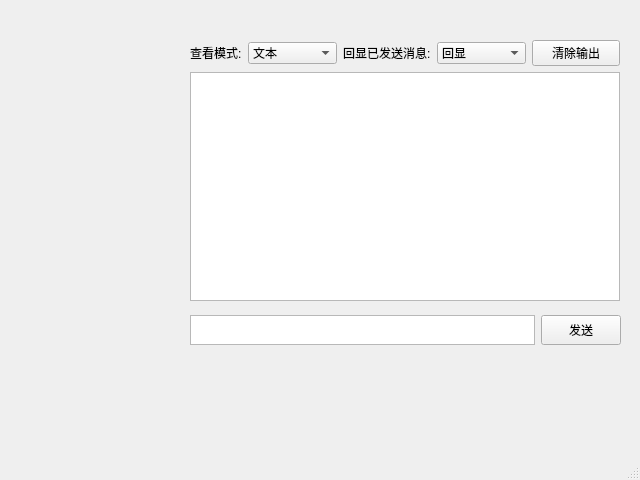
Above: src/template/commandWin.ui from yooxii/IQC before the change. Below: the same form after it.
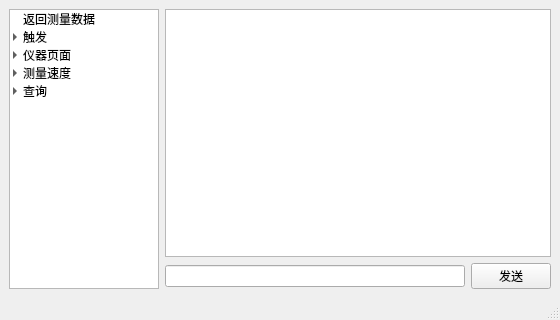
That is the form after the change.

Commit message: feat(ui): 添加文件保存对话框功能

The edit to the form file:
```diff
--- a/src/template/commandWin.ui
+++ b/src/template/commandWin.ui
@@ -6,49 +6,58 @@
    <rect>
     <x>0</x>
     <y>0</y>
-    <width>640</width>
-    <height>480</height>
+    <width>560</width>
+    <height>320</height>
    </rect>
   </property>
   <property name="windowTitle">
    <string>MainWindow</string>
   </property>
   <widget class="QWidget" name="centralwidget">
-   <widget class="QWidget" name="gridLayoutWidget">
-    <property name="geometry">
-     <rect>
-      <x>190</x>
-      <y>40</y>
-      <width>430</width>
-      <height>261</height>
-     </rect>
-    </property>
-    <layout class="QGridLayout" name="gridLayout">
-     <item row="0" column="2">
-      <widget class="QLabel" name="label">
+   <layout class="QGridLayout" name="gridLayout">
+    <item row="0" column="0" rowspan="2">
+     <widget class="QTreeWidget" name="treeWidget">
+      <property name="sizePolicy">
+       <sizepolicy hsizetype="Preferred" vsizetype="Expanding">
+        <horstretch>0</horstretch>
+        <verstretch>0</verstretch>
+       </sizepolicy>
+      </property>
+      <property name="maximumSize">
+       <size>
+        <width>150</width>
+        <height>16777215</height>
+       </size>
+      </property>
+      <property name="verticalScrollBarPolicy">
+       <enum>Qt::ScrollBarPolicy::ScrollBarAlwaysOff</enum>
+      </property>
+      <property name="horizontalScrollBarPolicy">
+       <enum>Qt::ScrollBarPolicy::ScrollBarAlwaysOff</enum>
+      </property>
+      <property name="indentation">
+       <number>10</number>
+      </property>
+      <attribute name="headerVisible">
+       <bool>false</bool>
+      </attribute>
+      <column>
        <property name="text">
-        <string>回显已发送消息:</string>
+        <string>命令</string>
        </property>
-      </widget>
-     </item>
-     <item row="0" column="0">
-      <widget class="QLabel" name="label_2">
-       <property name="sizePolicy">
-        <sizepolicy hsizetype="Fixed" vsizetype="Preferred">
-         <horstretch>0</horstretch>
-         <verstretch>0</verstretch>
-        </sizepolicy>
+      </column>
+      <item>
+       <property name="text">
+        <string>返回测量数据</string>
        </property>
+      </item>
+      <item>
        <property name="text">
-        <string>查看模式:</string>
+        <string>触发</string>
        </property>
-      </widget>
-     </item>
-     <item row="0" column="1">
-      <widget class="QComboBox" name="comboBox">
        <item>
         <property name="text">
-         <string>文本</string>
+         <string>触发一次</string>
         </property>
        </item>
        <item>
@@ -56,16 +65,14 @@
          <string>十六进制</string>
         </property>
        </item>
-      </widget>
-     </item>
-     <item row="1" column="0" colspan="5">
-      <widget class="QTextBrowser" name="textBrowser"/>
-     </item>
-     <item row="0" column="3">
-      <widget class="QComboBox" name="comboBox_2">
+      </item>
+      <item>
+       <property name="text">
+        <string>仪器页面</string>
+       </property>
        <item>
         <property name="text">
-         <string>回显</string>
+         <string>元件测量显示</string>
         </property>
        </item>
        <item>
@@ -73,70 +80,127 @@
          <string>不回显</string>
         </property>
        </item>
-      </widget>
-     </item>
-     <item row="0" column="4">
-      <widget class="QPushButton" name="pushButton">
+       <item>
+        <property name="text">
+         <string>档计数显示</string>
+        </property>
+       </item>
+       <item>
+        <property name="text">
+         <string>列表扫描显示</string>
+        </property>
+       </item>
+       <item>
+        <property name="text">
+         <string>测量设置</string>
+        </property>
+       </item>
+       <item>
+        <property name="text">
+         <string>用户校正功能</string>
+        </property>
+       </item>
+       <item>
+        <property name="text">
+         <string>极限列表设置</string>
+        </property>
+       </item>
+       <item>
+        <property name="text">
+         <string>列表扫描设置</string>
+        </property>
+       </item>
+       <item>
+        <property name="text">
+         <string>系统设置页面</string>
+        </property>
+       </item>
+       <item>
+        <property name="text">
+         <string>变压器测试设置</string>
+        </property>
+       </item>
+       <item>
+        <property name="text">
+         <string>变压器极限设置</string>
+        </property>
+       </item>
+       <item>
+        <property name="text">
+         <string>变压器测量显示</string>
+        </property>
+       </item>
+       <item>
+        <property name="text">
+         <string>变压器判别显示</string>
+        </property>
+       </item>
+       <item>
+        <property name="text">
+         <string>变压器扫描测试页面</string>
+        </property>
+       </item>
+      </item>
+      <item>
        <property name="text">
-        <string>清除输出</string>
+        <string>测量速度</string>
        </property>
-      </widget>
-     </item>
-    </layout>
-   </widget>
-   <widget class="QWidget" name="horizontalLayoutWidget">
-    <property name="geometry">
-     <rect>
-      <x>190</x>
-      <y>310</y>
-      <width>431</width>
-      <height>41</height>
-     </rect>
-    </property>
-    <layout class="QHBoxLayout" name="horizontalLayout">
-     <item>
-      <widget class="QTextEdit" name="textEdit">
-       <property name="minimumSize">
-        <size>
-         <width>0</width>
-         <height>30</height>
-        </size>
-       </property>
-       <property name="maximumSize">
-        <size>
-         <width>16777215</width>
-         <height>30</height>
-        </size>
-       </property>
-      </widget>
-     </item>
-     <item>
-      <widget class="QPushButton" name="pushButton_2">
-       <property name="sizePolicy">
-        <sizepolicy hsizetype="Minimum" vsizetype="Expanding">
-         <horstretch>0</horstretch>
-         <verstretch>0</verstretch>
-        </sizepolicy>
-       </property>
-       <property name="minimumSize">
-        <size>
-         <width>0</width>
-         <height>30</height>
-        </size>
-       </property>
-       <property name="maximumSize">
-        <size>
-         <width>16777215</width>
-         <height>30</height>
-        </size>
-       </property>
+       <item>
+        <property name="text">
+         <string>慢</string>
+        </property>
+       </item>
+       <item>
+        <property name="text">
+         <string>中</string>
+        </property>
+       </item>
+       <item>
+        <property name="text">
+         <string>快</string>
+        </property>
+       </item>
+      </item>
+      <item>
        <property name="text">
-        <string>发送</string>
+        <string>查询</string>
        </property>
-      </widget>
-     </item>
-    </layout>
-   </widget>
+       <item>
+        <property name="text">
+         <string>当前页面</string>
+        </property>
+       </item>
+       <item>
+        <property name="text">
+         <string>触发源</string>
+        </property>
+       </item>
+       <item>
+        <property name="text">
+         <string>测量速度</string>
+        </property>
+       </item>
+      </item>
+     </widget>
+    </item>
+    <item row="1" column="1">
+     <layout class="QHBoxLayout" name="horizontalLayout">
+      <item>
+       <widget class="QLineEdit" name="lineEdit"/>
+      </item>
+      <item>
+       <widget class="QPushButton" name="pushButton">
+        <property name="text">
+         <string>发送</string>
+        </property>
+       </widget>
+      </item>
+     </layout>
+    </item>
+    <item row="0" column="1">
+     <widget class="QTextBrowser" name="textBrowser"/>
+    </item>
+   </layout>
   </widget>
   <widget class="QStatusBar" name="statusBar"/>
  </widget>
```
Left out of the diff: 24 changed lines with no effect on the pictures. The commit also changes 4 other files.
